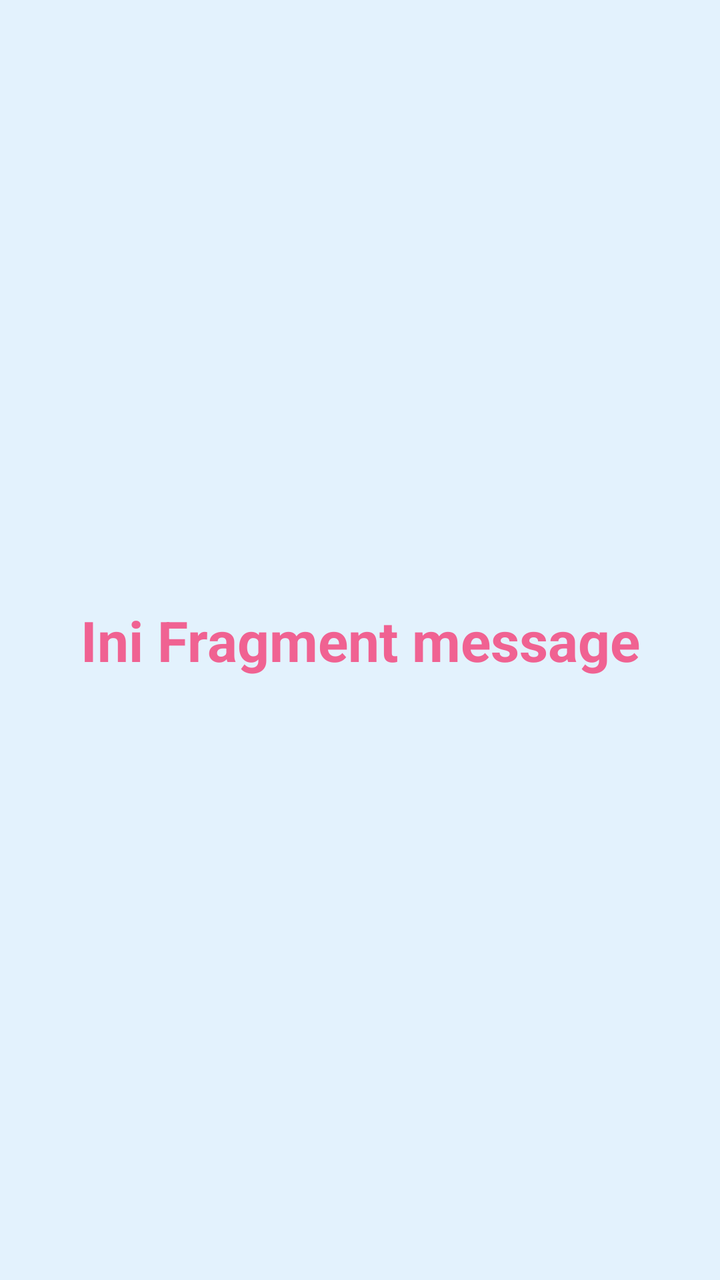
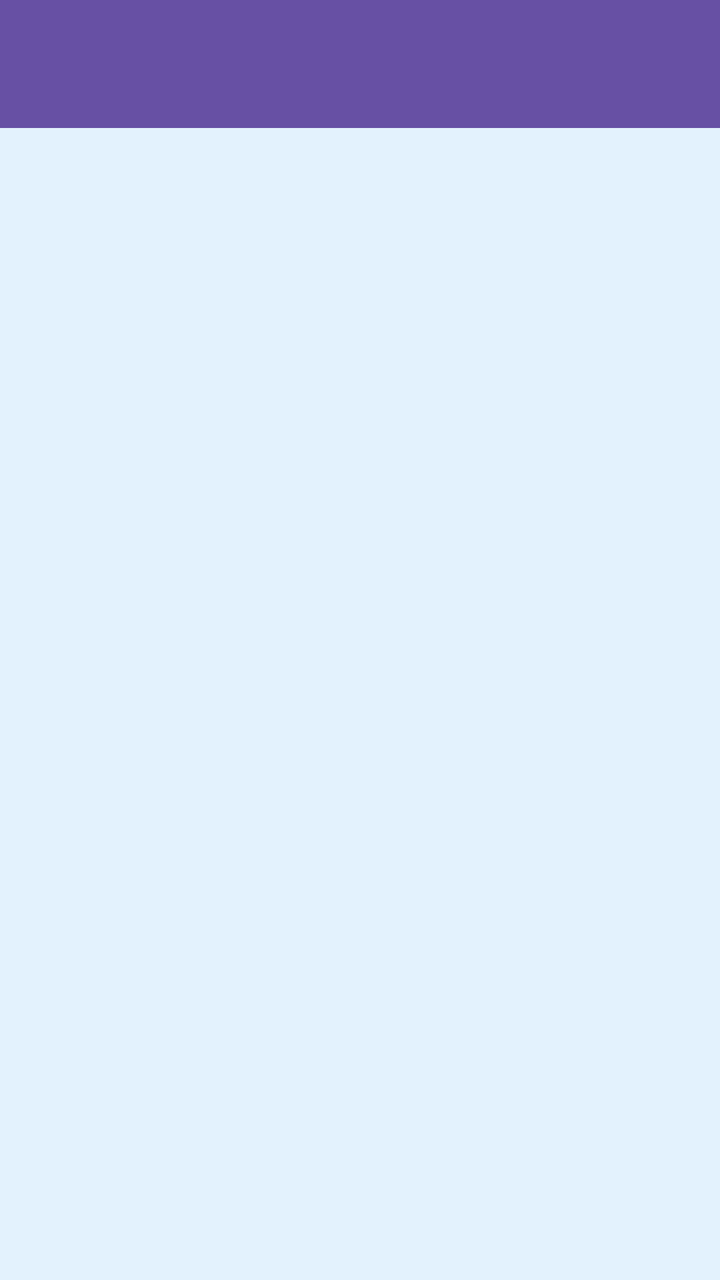

Compare the two renders of this Android layout. The source of the first and the diff that turns it into the second are given below.
<!-- AndroidManifest.xml: application theme Theme.AppAsikk -->
<!-- res/layout/fragment_message.xml -->
<?xml version="1.0" encoding="utf-8"?>
<FrameLayout xmlns:android="http://schemas.android.com/apk/res/android"
    xmlns:tools="http://schemas.android.com/tools"
    android:layout_width="match_parent"
    android:layout_height="match_parent"
    android:background="#E3F2FD"
    tools:context=".Message.MessageFragment">

    
    <TextView
        android:layout_width="match_parent"
        android:layout_height="match_parent"
        android:gravity="center"
        android:text="Ini Fragment message"
        android:textColor="#F06292"
        android:textSize="28sp"
        android:textStyle="bold" />

</FrameLayout>
<!-- resources referenced by this layout -->
<resources>
  <style name="Theme.AppAsikk" parent="Base.Theme.AppAsikk" />
  <style name="Base.Theme.AppAsikk" parent="Theme.Material3.DayNight.NoActionBar">
          
          
      </style>
</resources>

<!-- the commit's change to res/layout/fragment_message.xml (unified diff, before → after) -->
@@ -1,19 +1,29 @@
 <?xml version="1.0" encoding="utf-8"?>
-<FrameLayout xmlns:android="http://schemas.android.com/apk/res/android"
+<androidx.constraintlayout.widget.ConstraintLayout xmlns:android="http://schemas.android.com/apk/res/android"
     xmlns:tools="http://schemas.android.com/tools"
     android:layout_width="match_parent"
     android:layout_height="match_parent"
+    xmlns:app="http://schemas.android.com/apk/res-auto"
     android:background="#E3F2FD"
     tools:context=".Message.MessageFragment">
 
-    
-    <TextView
+    <androidx.appcompat.widget.Toolbar
+        android:id="@+id/toolbar"
         android:layout_width="match_parent"
-        android:layout_height="match_parent"
-        android:gravity="center"
-        android:text="Ini Fragment message"
-        android:textColor="#F06292"
-        android:textSize="28sp"
-        android:textStyle="bold" />
+        android:layout_height="?attr/actionBarSize"
+        android:background="?attr/colorPrimary"
+        app:layout_constraintEnd_toEndOf="parent"
+        app:layout_constraintStart_toStartOf="parent"
+        app:layout_constraintTop_toTopOf="parent"
+        app:titleTextColor="@android:color/white" />
 
-</FrameLayout>
+    <ListView
+        android:id="@+id/listMessageitems"
+        android:layout_width="0dp"
+        android:layout_height="0dp"
+        app:layout_constraintTop_toBottomOf="@id/toolbar"
+        app:layout_constraintBottom_toBottomOf="parent"
+        app:layout_constraintStart_toStartOf="parent"
+        app:layout_constraintEnd_toEndOf="parent"/>
+
+</androidx.constraintlayout.widget.ConstraintLayout>
